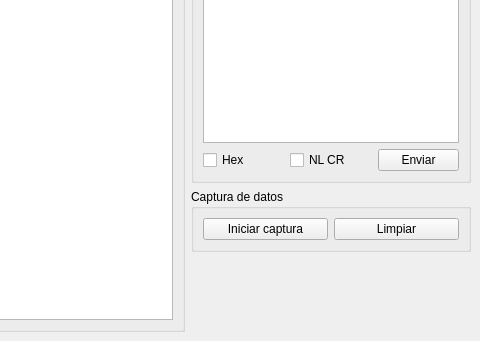
Qt form mainwindowdepuracionudp.ui (GabiAndi/Microcontroladores_2020_Autito_UI) before a commit; both pictures show x 320 to 800 and y 259 to 600 of the 800 by 600 pixel window.
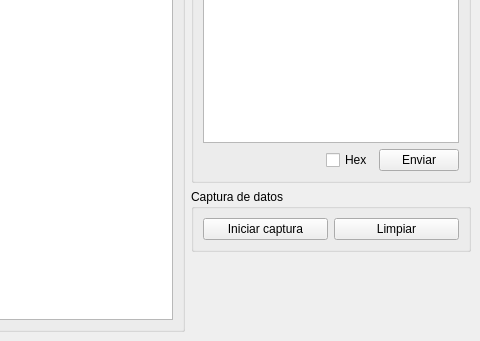
The same form after that commit.

```diff
--- a/mainwindowdepuracionudp.ui
+++ b/mainwindowdepuracionudp.ui
@@ -226,16 +226,22 @@
            <item>
             <layout class="QHBoxLayout" name="horizontalLayout_3">
              <item>
-              <widget class="QCheckBox" name="checkBoxHex">
-               <property name="text">
-                <string>Hex</string>
+              <spacer name="horizontalSpacer_3">
+               <property name="orientation">
+                <enum>Qt::Horizontal</enum>
                </property>
-              </widget>
+               <property name="sizeHint" stdset="0">
+                <size>
+                 <width>40</width>
+                 <height>20</height>
+                </size>
+               </property>
+              </spacer>
              </item>
              <item>
-              <widget class="QCheckBox" name="checkBoxNLCR">
+              <widget class="QCheckBox" name="checkBoxHex">
                <property name="text">
-                <string>NL CR</string>
+                <string>Hex</string>
                </property>
               </widget>
              </item>
```
